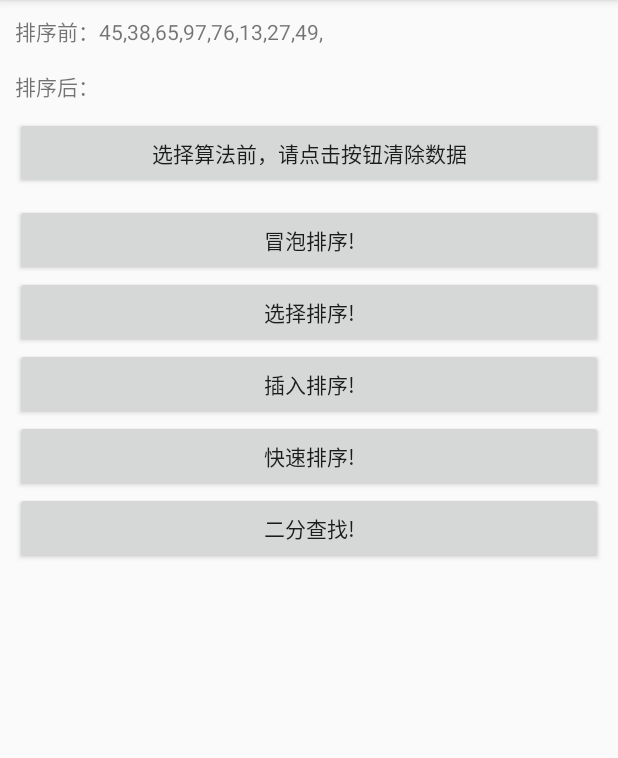
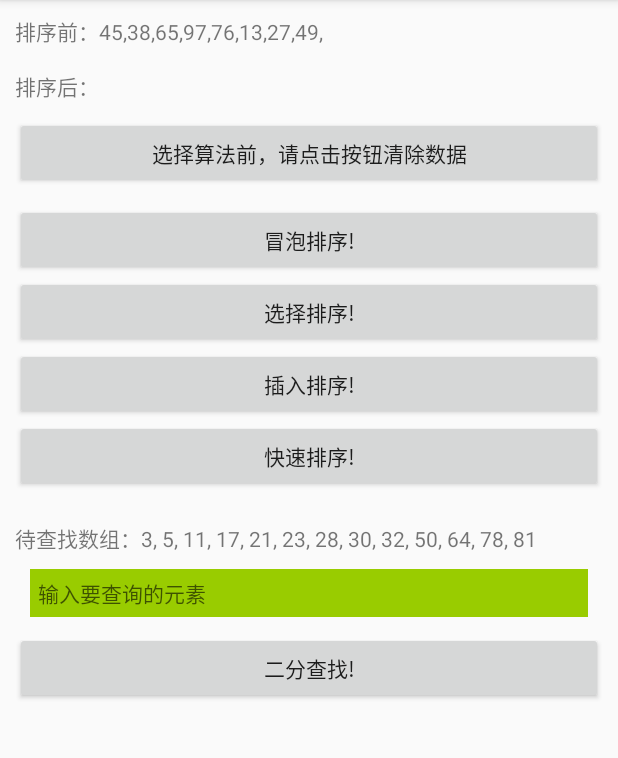
Before and after one commit to BillZhaoZ/JavaOrderMethod, an Android app: the screen it shows after launch (MainActivity), on a phone screen of 412 x 824 dp, the part 84-842 px from its top. Run offline under Robolectric (Android 15) with nearby library versions, the phone set to English and light mode, and no system bars; our stand-ins replace ButterKnife.

Commit message:
添加---二分查找

```diff
--- a/app/src/main/AndroidManifest.xml
+++ b/app/src/main/AndroidManifest.xml
@@ -8,7 +8,10 @@
         android:label="@string/app_name"
         android:supportsRtl="true"
         android:theme="@style/AppTheme">
-        <activity android:name=".MainActivity">
+
+        <activity
+            android:name=".MainActivity"
+            android:windowSoftInputMode="adjustPan">
             <intent-filter>
                 <action android:name="android.intent.action.MAIN"/>
 
--- a/app/src/main/java/com/javaorder/bill/javaordermethod/MainActivity.java
+++ b/app/src/main/java/com/javaorder/bill/javaordermethod/MainActivity.java
@@ -4,6 +4,8 @@ import android.os.Bundle;
 import android.support.v7.app.AppCompatActivity;
 import android.view.View;
 import android.widget.Button;
+import android.widget.EditText;
+import android.widget.LinearLayout;
 import android.widget.TextView;
 import android.widget.Toast;
 
@@ -28,6 +30,14 @@ public class MainActivity extends AppCompatActivity {
     TextView mSortDisplayAfter;
     @BindView(R.id.delete)
     Button mDelete;
+    @BindView(R.id.insert_sort)
+    Button mInsertSort;
+    @BindView(R.id.fast_sort)
+    Button mFastSort;
+    @BindView(R.id.et_search)
+    EditText mEtSearch;
+    @BindView(R.id.activity_main)
+    LinearLayout mActivityMain;
 
     private SortMethod mMethod;
     private int[] mArr;
@@ -97,6 +107,15 @@ public class MainActivity extends AppCompatActivity {
 
             // 二分查找
             case R.id.half_sort:
+                int[] nArr = {3, 5, 11, 17, 21, 23, 28, 30, 32, 50, 64, 78, 81};
+                int key = Integer.valueOf(mEtSearch.getText().toString());
+                int sort = mMethod.halfSort(nArr, key);
+
+                if (sort == -1) {
+                    Toast.makeText(this, "所查元素不存在", Toast.LENGTH_LONG).show();
+                } else {
+                    Toast.makeText(this, "所查元素是数组的第" + sort + "个元素", Toast.LENGTH_LONG).show();
+                }
 
                 break;
         }
--- a/app/src/main/res/layout/activity_main.xml
+++ b/app/src/main/res/layout/activity_main.xml
@@ -61,6 +61,23 @@
         android:layout_height="wrap_content"
         android:text="快速排序!"/>
 
+
+    <TextView
+        android:layout_width="match_parent"
+        android:layout_height="wrap_content"
+        android:layout_marginTop="20dp"
+        android:text="待查找数组：3, 5, 11, 17, 21, 23, 28, 30, 32, 50, 64, 78, 81"/>
+
+    <EditText
+        android:id="@+id/et_search"
+        android:layout_width="match_parent"
+        android:layout_height="wrap_content"
+        android:layout_margin="10dp"
+        android:background="@android:color/holo_green_light"
+        android:hint="输入要查询的元素"
+        android:padding="5dp"
+        android:textSize="14sp"/>
+
     <Button
         android:id="@+id/half_sort"
         android:layout_width="match_parent"
```
Also changed, not shown: app/src/main/java/com/javaorder/bill/javaordermethod/SortMethod.java (+44 -3 lines).
